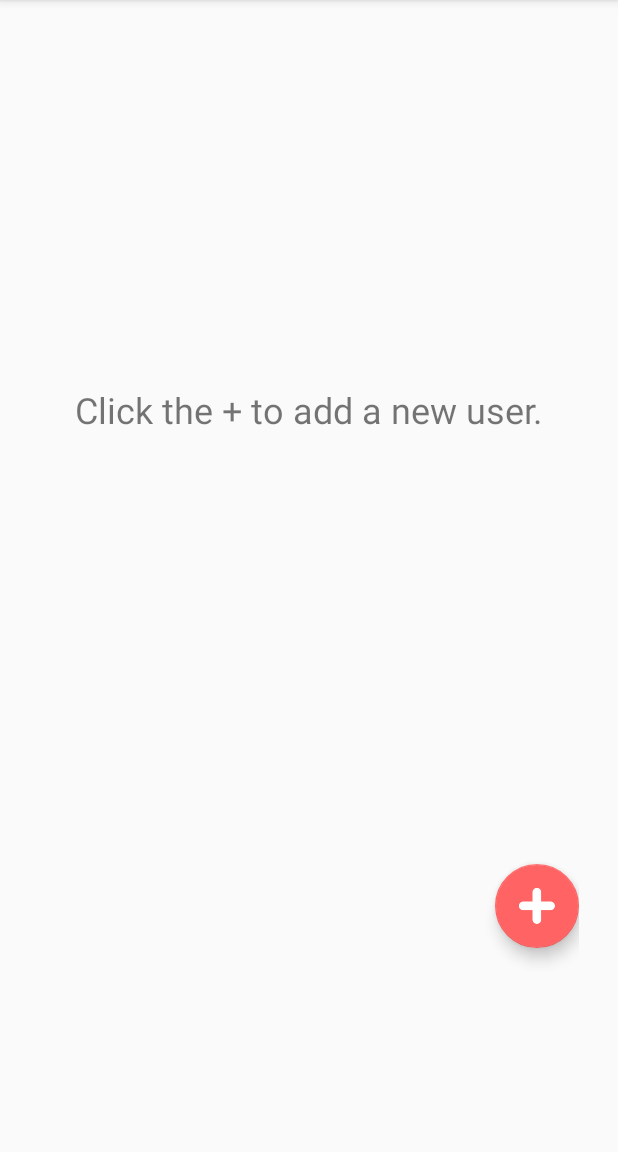
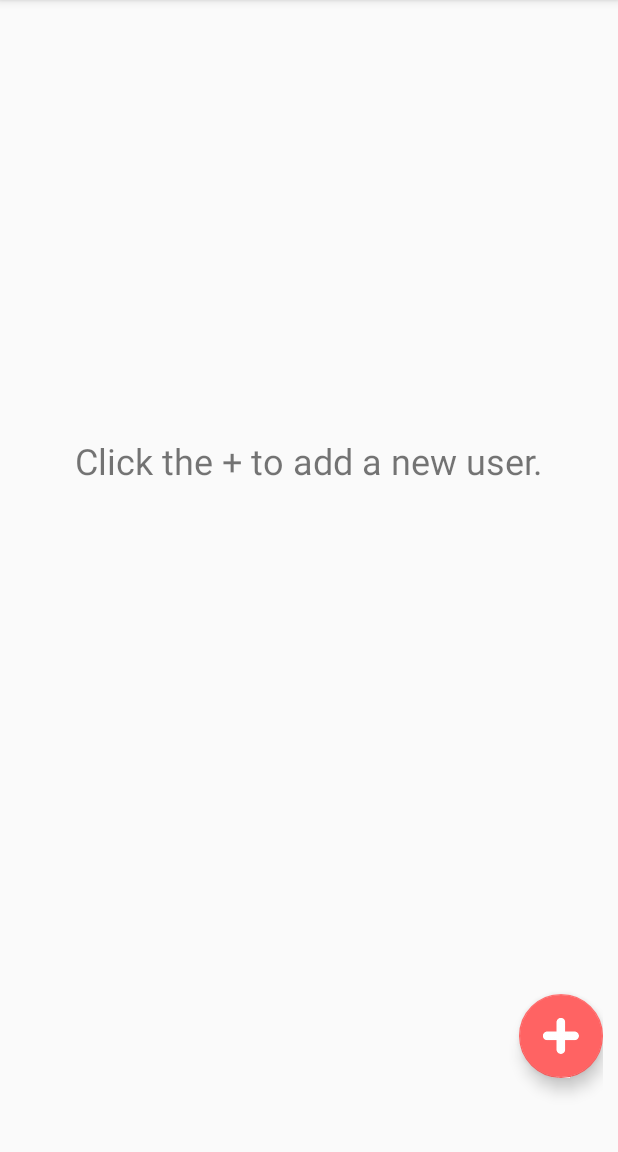
Before and after one commit to youssseeef/Bustour-Project-Driver, an Android app: the UserLocalList screen opened directly, with no data from a screen before it, on a phone screen of 412 x 824 dp, the part 84-1236 px from its top. Run offline under Robolectric (Android 15) with nearby library versions, the phone set to English and light mode, and no system bars; our stand-ins replace Firebase (no records; nobody signed in at launch, a user with empty details on screens opened directly); pictures from the network do not load.

Commit message:
Fixed users screen layout

```diff
--- a/app/src/main/java/eg/alexu/eng/mobdev/bustourdriverside/activities/model/DriverTripsModel.java
+++ b/app/src/main/java/eg/alexu/eng/mobdev/bustourdriverside/activities/model/DriverTripsModel.java
@@ -53,8 +53,8 @@ public class DriverTripsModel {
         hm.put(Constants.NAME, name);//tripName
         hm.put(Constants.DESCRIPTION, description);
         hm.put(Constants.ENABLE_TRACKING, "false");
-        hm.put(Constants.LOC_X, "0.0");
-        hm.put(Constants.LOC_Y, "0.0");
+        hm.put(Constants.LOC_X, Constants.NO_VALUE);
+        hm.put(Constants.LOC_Y, Constants.NO_VALUE);
         hm.put(Constants.ARRIVED, "false");
         tripInfo.put(tripId, hm);
     }
--- a/app/src/main/res/layout/users_screen.xml
+++ b/app/src/main/res/layout/users_screen.xml
@@ -1,13 +1,12 @@
 <?xml version="1.0" encoding="utf-8"?>
 <LinearLayout xmlns:android="http://schemas.android.com/apk/res/android"
     android:orientation="vertical" android:layout_width="match_parent"
-    android:padding="16dp"
     android:layout_height="match_parent"
     android:weightSum="10">
     <LinearLayout
         android:layout_width="match_parent"
         android:layout_height="0dp"
-        android:layout_weight="7"
+        android:layout_weight="8"
         android:gravity="center"
         android:orientation="vertical">
         <android.support.v7.widget.RecyclerView
```
